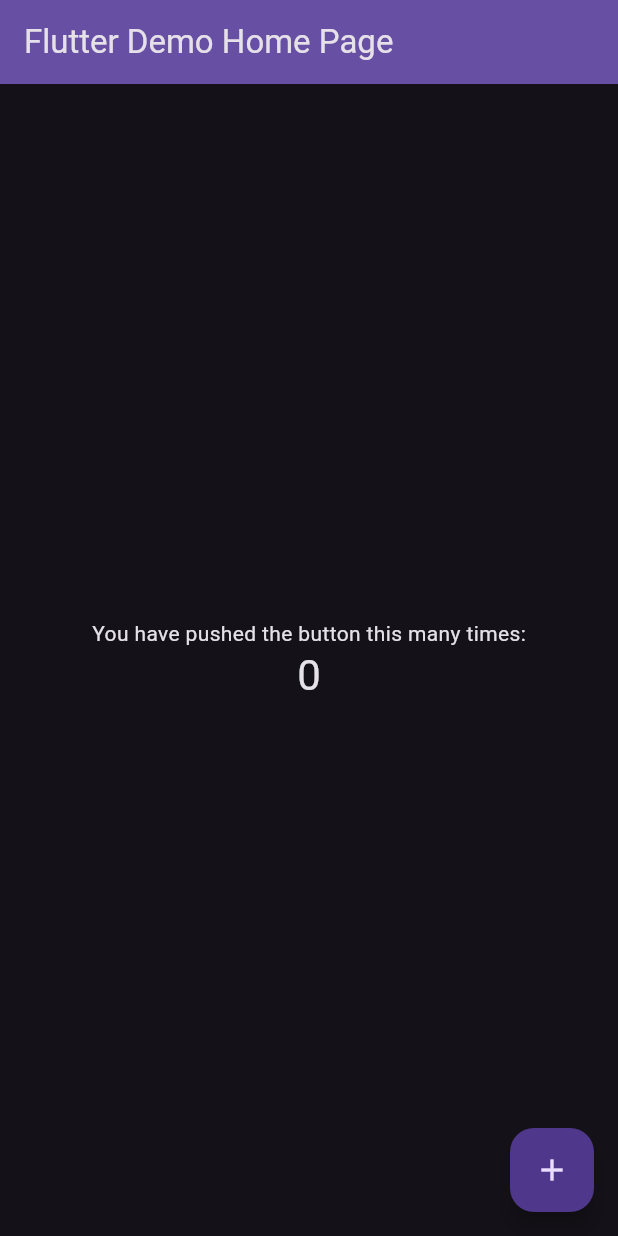
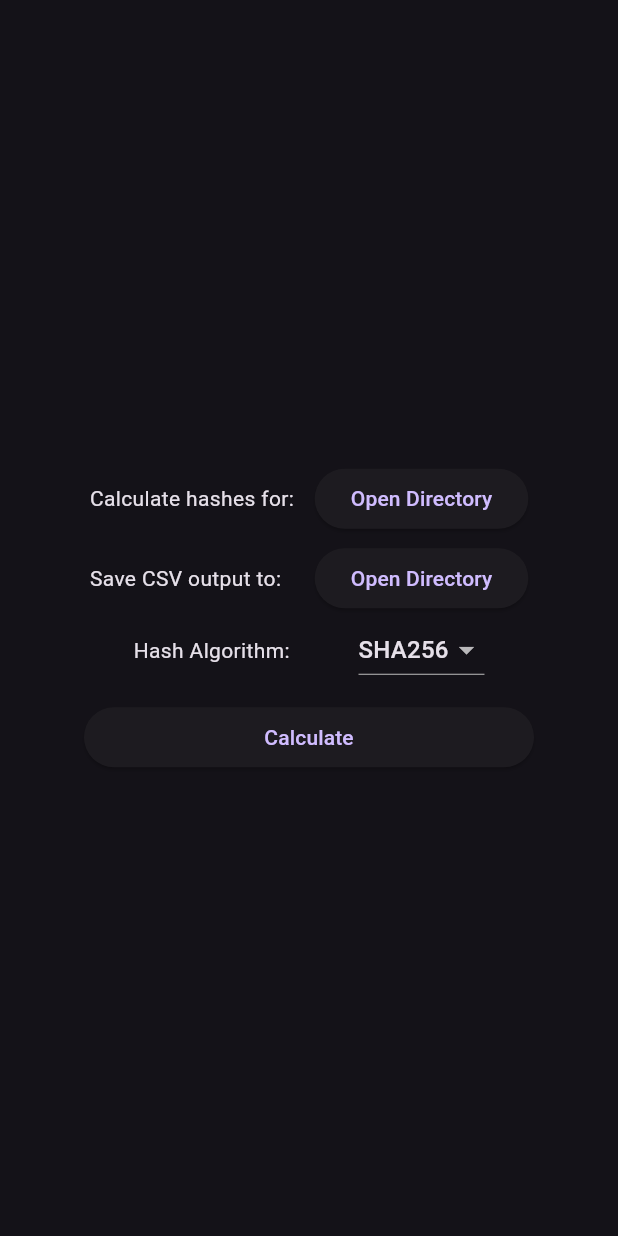
Before and after one commit to rhian-cs/sapphire-hash, a Flutter app: the screen it shows after launch, on a phone screen of 412 x 824 dp. Run offline on Flutter 3.47's test engine with Material 3 defaults, Android fonts, the phone set to English and light mode, and no system bars.

Commit message:
Add basic layout

```diff
--- a/gui_flutter/lib/main.dart
+++ b/gui_flutter/lib/main.dart
@@ -1,4 +1,5 @@
 import 'package:flutter/material.dart';
+import 'package:provider/provider.dart';
 
 void main() {
   runApp(const MyApp());
@@ -10,7 +11,9 @@
   // This widget is the root of your application.
   @override
   Widget build(BuildContext context) {
-    return MaterialApp(
+    return ChangeNotifierProvider(
+      create: (context) => MyAppState(),
+      child: MaterialApp(
         title: 'Hash Calculator',
         theme: ThemeData(
           brightness: Brightness.light,
@@ -21,95 +24,104 @@
           brightness: Brightness.dark,
         ),
         themeMode: ThemeMode.dark,
-      home: const MyHomePage(title: 'Flutter Demo Home Page'),
+        home: const MyHomePage(),
+      ),
     );
   }
 }
 
-class MyHomePage extends StatefulWidget {
-  const MyHomePage({super.key, required this.title});
-
-  // This widget is the home page of your application. It is stateful, meaning
-  // that it has a State object (defined below) that contains fields that affect
-  // how it looks.
-
-  // This class is the configuration for the state. It holds the values (in this
-  // case the title) provided by the parent (in this case the App widget) and
-  // used by the build method of the State. Fields in a Widget subclass are
-  // always marked "final".
-
-  final String title;
-
-  @override
-  State<MyHomePage> createState() => _MyHomePageState();
-}
-
-class _MyHomePageState extends State<MyHomePage> {
-  int _counter = 0;
-
-  void _incrementCounter() {
-    setState(() {
-      // This call to setState tells the Flutter framework that something has
-      // changed in this State, which causes it to rerun the build method below
-      // so that the display can reflect the updated values. If we changed
-      // _counter without calling setState(), then the build method would not be
-      // called again, and so nothing would appear to happen.
-      _counter++;
-    });
-  }
+class MyHomePage extends StatelessWidget {
+  const MyHomePage({super.key});
 
   @override
   Widget build(BuildContext context) {
-    // This method is rerun every time setState is called, for instance as done
-    // by the _incrementCounter method above.
-    //
-    // The Flutter framework has been optimized to make rerunning build methods
-    // fast, so that you can just rebuild anything that needs updating rather
-    // than having to individually change instances of widgets.
+    var appState = context.watch<MyAppState>();
+
     return Scaffold(
-      appBar: AppBar(
-        // TRY THIS: Try changing the color here to a specific color (to
-        // Colors.amber, perhaps?) and trigger a hot reload to see the AppBar
-        // change color while the other colors stay the same.
-        backgroundColor: Theme.of(context).colorScheme.inversePrimary,
-        // Here we take the value from the MyHomePage object that was created by
-        // the App.build method, and use it to set our appbar title.
-        title: Text(widget.title),
+      body: Center(
+        child: Column(
+          mainAxisAlignment: MainAxisAlignment.center,
+          children: [
+            Row(
+              mainAxisAlignment: MainAxisAlignment.center,
+              children: [
+                const SizedBox(
+                  width: 150,
+                  child: Text('Calculate hashes for:'),
                 ),
-      body: Center(
-        // Center is a layout widget. It takes a single child and positions it
-        // in the middle of the parent.
-        child: Column(
-          // Column is also a layout widget. It takes a list of children and
-          // arranges them vertically. By default, it sizes itself to fit its
-          // children horizontally, and tries to be as tall as its parent.
-          //
-          // Column has various properties to control how it sizes itself and
-          // how it positions its children. Here we use mainAxisAlignment to
-          // center the children vertically; the main axis here is the vertical
-          // axis because Columns are vertical (the cross axis would be
-          // horizontal).
-          //
-          // TRY THIS: Invoke "debug painting" (choose the "Toggle Debug Paint"
-          // action in the IDE, or press "p" in the console), to see the
-          // wireframe for each widget.
+                ElevatedButton(
+                  onPressed: () {
+                    print("You've pressed the button!");
+                  },
+                  child: const Text('Open Directory'),
+                ),
+              ],
+            ),
+            const SizedBox(height: 5),
+            Row(
               mainAxisAlignment: MainAxisAlignment.center,
-          children: <Widget>[
-            const Text(
-              'You have pushed the button this many times:',
+              children: [
+                const SizedBox(
+                  width: 150,
+                  child: Text('Save CSV output to:'),
                 ),
-            Text(
-              '$_counter',
-              style: Theme.of(context).textTheme.headlineMedium,
+                ElevatedButton(
+                  onPressed: () {
+                    print("You've pressed the button!");
+                  },
+                  child: const Text('Open Directory'),
+                ),
+              ],
+            ),
+            Row(
+              mainAxisAlignment: MainAxisAlignment.center,
+              children: [
+                const SizedBox(
+                  width: 150,
+                  child: Text('Hash Algorithm:'),
+                ),
+                DropdownButton(
+                  value: appState.selectedAlgorithm,
+                  onChanged: (String? value) {
+                    appState.selectAlgorithm(value!);
+                  },
+                  items: appState.hashAlgorithms
+                      .map<DropdownMenuItem<String>>((algorithmName) {
+                    return DropdownMenuItem(
+                      value: algorithmName,
+                      child: Text(algorithmName),
+                    );
+                  }).toList(),
+                )
+              ],
+            ),
+            const SizedBox(height: 10),
+            ElevatedButton(
+              style: ElevatedButton.styleFrom(
+                fixedSize: const Size(300, 35),
+              ),
+              onPressed: () {
+                print("You've pressed the button!");
+              },
+              child: const Text('Calculate'),
             ),
           ],
         ),
       ),
-      floatingActionButton: FloatingActionButton(
-        onPressed: _incrementCounter,
-        tooltip: 'Increment',
-        child: const Icon(Icons.add),
-      ), // This trailing comma makes auto-formatting nicer for build methods.
     );
   }
 }
+
+class MyAppState extends ChangeNotifier {
+  List<String> hashAlgorithms = ['SHA256', 'MD5', 'SHA1'];
+  String selectedAlgorithm = '';
+
+  MyAppState() {
+    selectedAlgorithm = hashAlgorithms.first;
+  }
+
+  void selectAlgorithm(String algorithmName) {
+    selectedAlgorithm = algorithmName;
+    notifyListeners();
+  }
+}
```
Also changed, not shown: gui_flutter/pubspec.yaml (+3 -4 lines), gui_flutter/pubspec.lock. Lines whose indentation alone changed are shown as unchanged.
